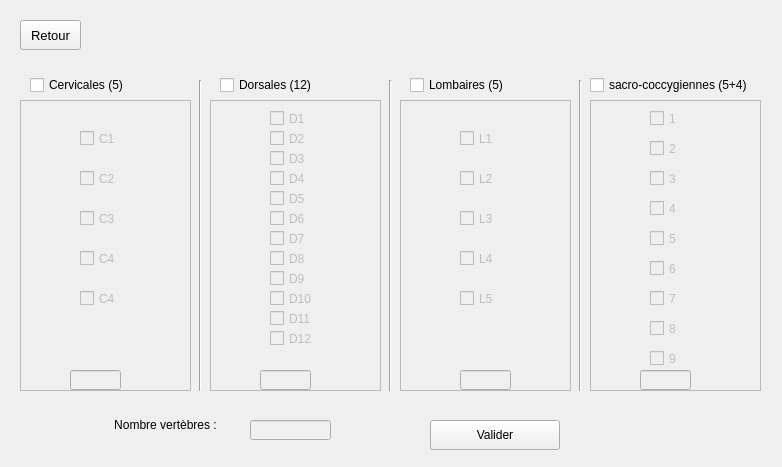
The window that UITest/Traumatologique_Niveaux.ui (jeanlgb/MVP1) describes before a commit, drawn with Qt 5.
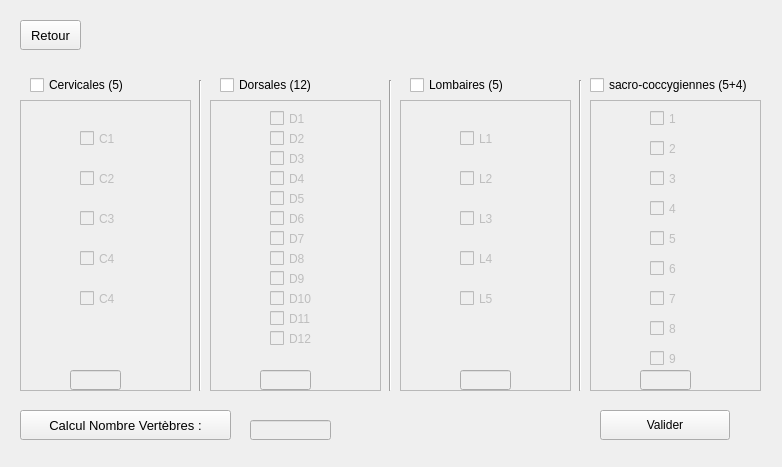
The same window after the commit.

Commit message: comptage des vertèbres, c'est cool

Patch:
```diff
--- a/UITest/Traumatologique_Niveaux.ui
+++ b/UITest/Traumatologique_Niveaux.ui
@@ -16,8 +16,8 @@
   <widget class="QPushButton" name="pushButton_valider">
    <property name="geometry">
     <rect>
-     <x>430</x>
-     <y>420</y>
+     <x>600</x>
+     <y>410</y>
      <width>130</width>
      <height>30</height>
     </rect>
@@ -681,17 +681,24 @@
     </rect>
    </property>
   </widget>
-  <widget class="QLabel" name="label">
+  <widget class="QPushButton" name="pushButton_calcul">
    <property name="geometry">
     <rect>
-     <x>90</x>
+     <x>20</x>
      <y>410</y>
-     <width>151</width>
-     <height>31</height>
+     <width>211</width>
+     <height>30</height>
     </rect>
    </property>
+   <property name="font">
+    <font>
+     <pointsize>10</pointsize>
+     <weight>50</weight>
+     <bold>false</bold>
+    </font>
+   </property>
    <property name="text">
-    <string>&lt;html&gt;&lt;head/&gt;&lt;body&gt;&lt;p align=&quot;center&quot;&gt;Nombre vertèbres :&lt;/p&gt;&lt;/body&gt;&lt;/html&gt;</string>
+    <string>Calcul Nombre Vertèbres :</string>
    </property>
   </widget>
  </widget>
```
The commit also changes 2 other files.
